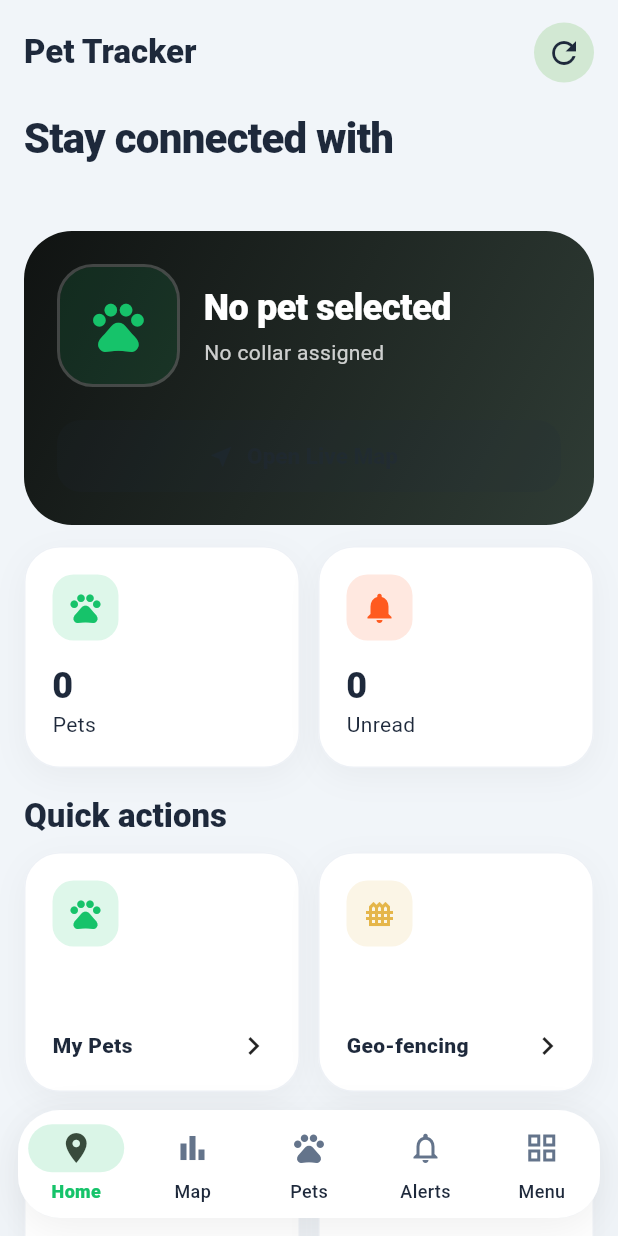
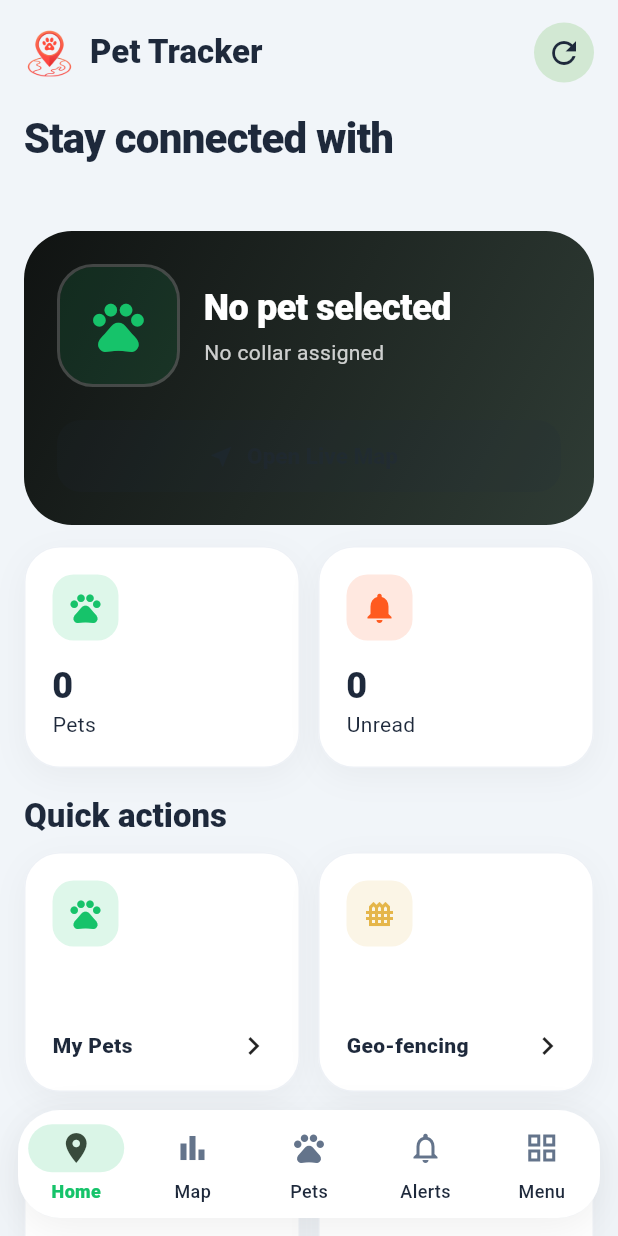
Before and after one commit to JunreyTG/Pet-tracker-backend, a Flutter app: the screen it shows once a user with an empty profile is signed in, on a phone screen of 412 x 824 dp. Run offline on Flutter 3.47's test engine with Material 3 defaults, Android fonts, the phone set to English and light mode, and no system bars; our stand-ins replace firebase_core, firebase_messaging, flutter_local_notifications, flutter_map, get, image_picker and 2 more; accounts and stored records are empty; network calls fail.

Commit message:
Remove icon background, display icon in web/mobile UI, and name app Pet Tracker

```diff
--- a/pet-tracker-app/lib/core/widgets/app_scaffold.dart
+++ b/pet-tracker-app/lib/core/widgets/app_scaffold.dart
@@ -23,7 +23,28 @@ class AppScaffold extends StatelessWidget {
     final surfaceColor = Theme.of(context).colorScheme.surface;
     return Scaffold(
       extendBody: true,
-      appBar: AppBar(title: Text(title), actions: actions, toolbarHeight: 70),
+      appBar: AppBar(
+        title: Row(
+          mainAxisSize: MainAxisSize.min,
+          children: [
+            Image.asset(
+              'assets/images/app_icon.png',
+              width: 34,
+              height: 34,
+              fit: BoxFit.contain,
+            ),
+            const SizedBox(width: 10),
+            Flexible(
+              child: Text(
+                title,
+                overflow: TextOverflow.ellipsis,
+              ),
+            ),
+          ],
+        ),
+        actions: actions,
+        toolbarHeight: 70,
+      ),
       body: child,
       bottomNavigationBar: SafeArea(
         minimum: const EdgeInsets.fromLTRB(12, 0, 12, 12),
--- a/pet-tracker-app/pubspec.yaml
+++ b/pet-tracker-app/pubspec.yaml
@@ -67,6 +67,8 @@ flutter:
   # included with your application, so that you can use the icons in
   # the material Icons class.
   uses-material-design: true
+  assets:
+    - assets/images/app_icon.png
 
   # To add assets to your application, add an assets section, like this:
   # assets:
```
Also changed, not shown: pet-tracker-app/lib/features/auth/views/login_screen.dart (+19 -6 lines), pet-tracker-app/assets/images/app_icon.png (added), 25 other files.
